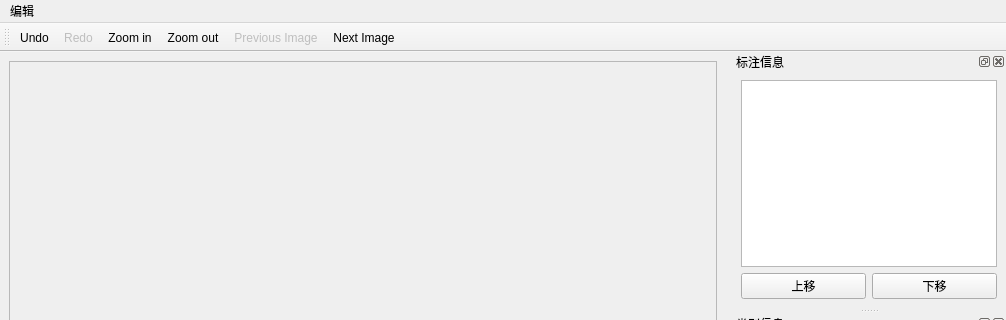
First picture: the form in label.ui, repository bianhongyong/industrail_software, before the edit; both pictures show x 0 to 1006 and y 0 to 320 of the 1006 by 853 pixel window.
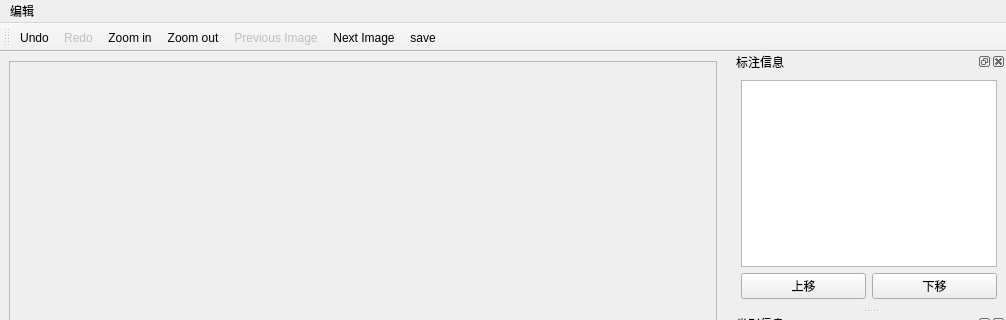
Second picture: the form after the edit. Icons and pictures are not drawn. Custom widgets are drawn as their Qt base class.

```diff
--- a/label.ui
+++ b/label.ui
@@ -69,6 +69,7 @@
    <addaction name="actionZoom_out"/>
    <addaction name="actionPrevious_Image"/>
    <addaction name="actionNext_Image"/>
+   <addaction name="action_save"/>
   </widget>
   <widget class="QMenuBar" name="menuBar">
    <property name="geometry">
@@ -277,6 +278,15 @@
     <string>Right</string>
    </property>
   </action>
+  <action name="action_save">
+   <property name="icon">
+    <iconset resource="resource.qrc">
+     <normaloff>:/icons/icons/save-as.png</normaloff>:/icons/icons/save-as.png</iconset>
+   </property>
+   <property name="text">
+    <string>save</string>
+   </property>
+  </action>
  </widget>
  <customwidgets>
   <customwidget>
```
Left out of the diff: 2 changed lines with no effect on the pictures.
